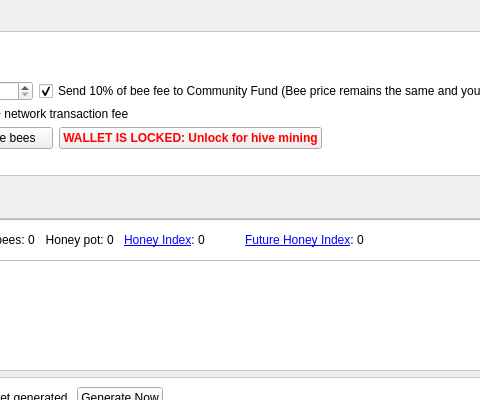
Before: the Qt Designer form src/qt/forms/hivedialog.ui in litecoincash-project/litecoincash, drawn with Qt 5; both pictures show x 172 to 652 and y 0 to 400 of the 1000 by 690 pixel window.
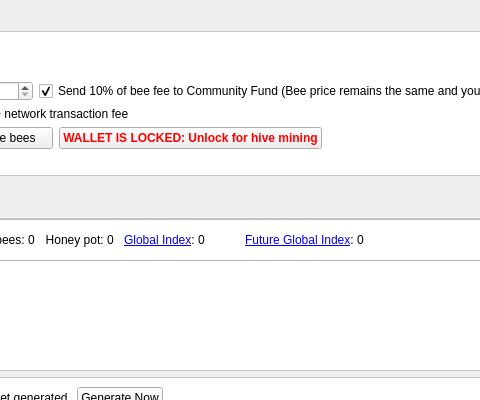
After: the same form once the commit is applied. Icons and pictures are not drawn. Custom widgets are drawn as their Qt base class.

Commit message: renamed HI back to GI

```diff
--- a/src/qt/forms/hivedialog.ui
+++ b/src/qt/forms/hivedialog.ui
@@ -637,7 +637,7 @@
 to make back their cost. At values below 100, it is expected at all bees will be profitable.</string>
            </property>
            <property name="text">
-            <string>&lt;a href=&quot;https://hive.litecoinca.sh/gi/&quot;&gt;&lt;span style=&quot;text-decoration: underline;&quot;&gt;Honey Index&lt;/span&gt;&lt;/a&gt;: </string>
+            <string>&lt;a href=&quot;https://hive.litecoinca.sh/gi/&quot;&gt;&lt;span style=&quot;text-decoration: underline;&quot;&gt;Global Index&lt;/span&gt;&lt;/a&gt;: </string>
            </property>
            <property name="alignment">
             <set>Qt::AlignRight|Qt::AlignTrailing|Qt::AlignVCenter</set>
@@ -723,7 +723,7 @@
 to make back their cost. At values below 100, it is expected at all bees will be profitable.</string>
            </property>
            <property name="text">
-            <string>&lt;a href=&quot;https://hive.litecoinca.sh/gi/&quot;&gt;&lt;span style=&quot;text-decoration: underline;&quot;&gt;Future Honey Index&lt;/span&gt;&lt;/a&gt;: </string>
+            <string>&lt;a href=&quot;https://hive.litecoinca.sh/gi/&quot;&gt;&lt;span style=&quot;text-decoration: underline;&quot;&gt;Future Global Index&lt;/span&gt;&lt;/a&gt;: </string>
            </property>
            <property name="alignment">
             <set>Qt::AlignRight|Qt::AlignTrailing|Qt::AlignVCenter</set>
```
Left out of the diff: 8 changed lines with no effect on the pictures. The commit also changes 2 other files.
